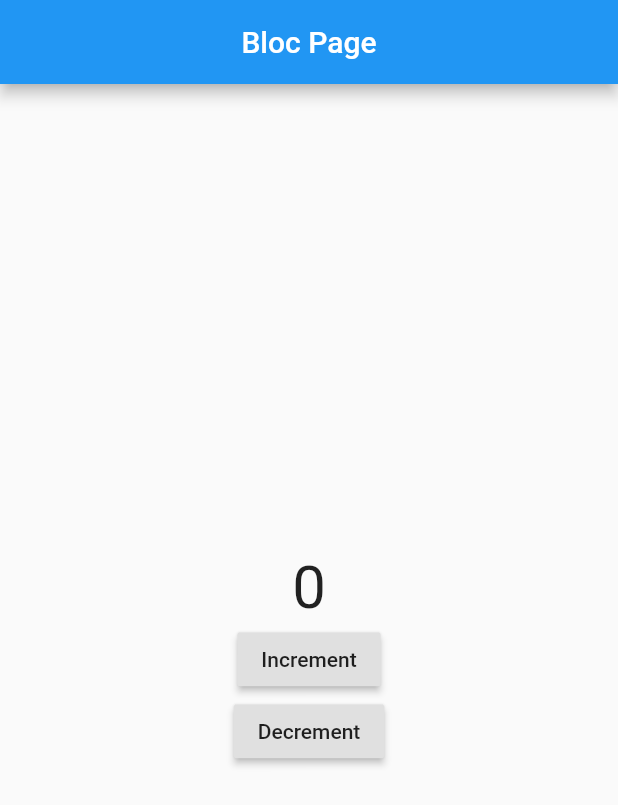
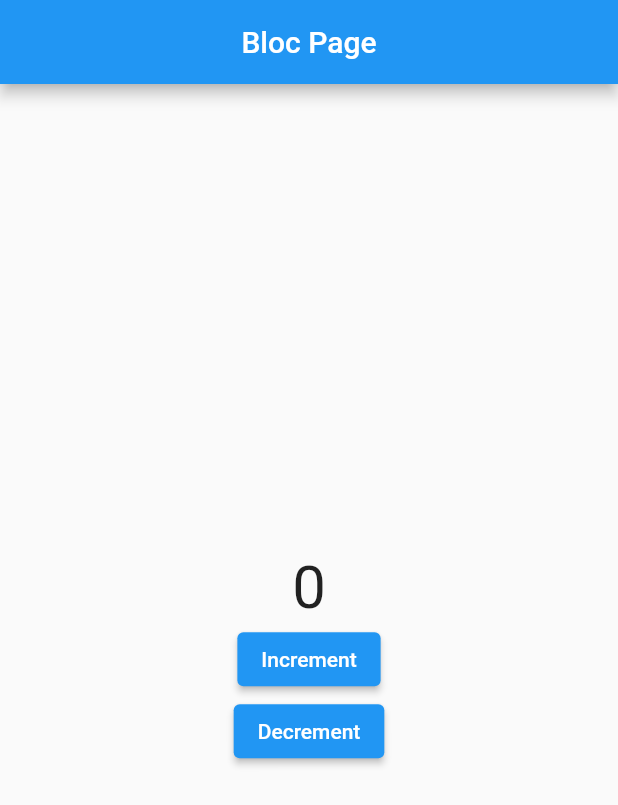
Before and after one commit to vmelia/flutter_bloc_pattern, a Flutter app: the screen it shows after launch, on a phone screen of 412 x 824 dp. Shown: the top 805 px of the screen. Run offline on Flutter 3.47's test engine with Material 2 defaults, Android fonts, the phone set to English and light mode, and no system bars; our stand-ins replace bloc, equatable, flutter_bloc.

```diff
--- a/lib/pages/bloc_page.dart
+++ b/lib/pages/bloc_page.dart
@@ -7,8 +7,9 @@ class BlocPage extends StatelessWidget {
   Widget build(BuildContext context) {
     return Scaffold(
       appBar: AppBar(title: Text('Bloc Page'), centerTitle: true),
-      body: BlocBuilder(
+      body: BlocConsumer(
         cubit: BlocProvider.of<CounterBloc>(context),
+        listener: (BuildContext context, state) {},
         builder: (BuildContext context, state) {
           return Center(
             child: Column(
@@ -18,13 +19,13 @@ class BlocPage extends StatelessWidget {
                   state.counter.toString(),
                   style: TextStyle(fontSize: 40),
                 ),
-                  RaisedButton(
+                ElevatedButton(
                   child: Text('Increment'),
                   onPressed: () {
                     BlocProvider.of<CounterBloc>(context).add(IncrementEvent());
                   },
                 ),
-                  RaisedButton(
+                ElevatedButton(
                   child: Text('Decrement'),
                   onPressed: () {
                     BlocProvider.of<CounterBloc>(context).add(DecrementEvent());
@@ -33,7 +34,8 @@ class BlocPage extends StatelessWidget {
               ],
             ),
           );
-          }),
+        },
+      ),
     );
   }
 }
--- a/pubspec.yaml
+++ b/pubspec.yaml
@@ -23,7 +23,7 @@ environment:
 dependencies:
   flutter:
     sdk: flutter
-  flutter_bloc: ^6.1.0
+  flutter_bloc: any
   equatable: any
 
   # The following adds the Cupertino Icons font to your application.
```
Also changed, not shown: pubspec.lock, 1 other file. Lines whose indentation alone changed are shown as unchanged.
